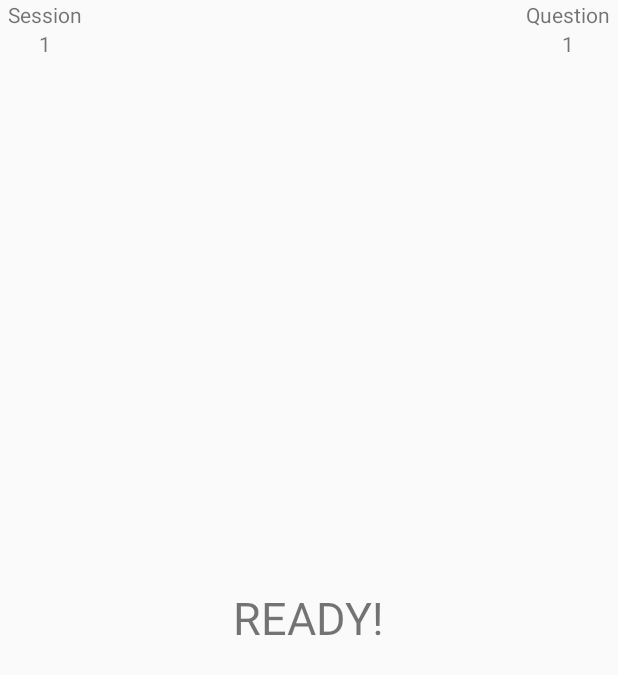
After one commit to danjphill/game_show_buzzer, an Android app: the layout buzzer_activity.xml on its own in the app's theme, with its tools: preview values and no code run, on a phone screen of 412 x 824 dp. The commit adds this screen. Shown: the top 675 px of the screen. Run offline under Robolectric (Android 15) with nearby library versions, the phone set to English and light mode, and no system bars.

Commit message:
created basic layout flows

```diff
--- a/Android/app/src/main/res/layout/activity_main.xml
+++ b/Android/app/src/main/res/layout/activity_main.xml
@@ -39,7 +39,7 @@
 
     </studio.carbonylgroup.textfieldboxes.TextFieldBoxes>
     <mehdi.sakout.fancybuttons.FancyButton
-        android:id="@+id/btn_spotify"
+        android:id="@+id/main_next"
         android:layout_width="200dp"
         android:layout_height="60dp"
         android:paddingBottom="10dp"
@@ -52,7 +52,7 @@
         fancy:fb_focusColor="#b6b6b6"
         fancy:fb_iconPosition="left"
         fancy:fb_radius="5dp"
-        fancy:fb_text="CONNECT"
+        fancy:fb_text="NEXT"
         fancy:fb_textColor="#FFFFFF"
         android:textSize="20dp"
         android:layout_centerInParent="true"
--- /dev/null
+++ b/Android/app/src/main/res/layout/buzzer_activity.xml
@@ -0,0 +1,51 @@
+<?xml version="1.0" encoding="utf-8"?>
+<RelativeLayout
+    xmlns:android="http://schemas.android.com/apk/res/android" android:layout_width="match_parent"
+    android:layout_height="match_parent">
+
+  <RelativeLayout
+      android:layout_width="match_parent"
+      android:layout_height="wrap_content"
+      android:orientation="horizontal">
+      <LinearLayout
+          android:paddingStart="5dp"
+          android:layout_width="wrap_content"
+          android:layout_height="wrap_content"
+          android:orientation="vertical">
+          <TextView
+              android:layout_width="wrap_content"
+              android:layout_height="wrap_content"
+              android:text="Session"/>
+          <TextView
+              android:layout_width="wrap_content"
+              android:layout_height="wrap_content"
+              android:layout_gravity="center"
+              android:text="1"/>
+      </LinearLayout>
+      <LinearLayout
+          android:paddingEnd="5dp"
+          android:layout_width="wrap_content"
+          android:layout_height="wrap_content"
+          android:layout_alignParentEnd="true"
+          android:orientation="vertical">
+      <TextView
+          android:layout_width="wrap_content"
+          android:layout_height="wrap_content"
+          android:layout_gravity="right"
+          android:layout_alignParentEnd="true"
+          android:text="Question"/>
+          <TextView
+              android:layout_width="wrap_content"
+              android:layout_height="wrap_content"
+              android:layout_alignParentEnd="true"
+              android:layout_gravity="center"
+              android:text="1"/>
+      </LinearLayout>
+  </RelativeLayout>
+    <TextView
+        android:layout_width="wrap_content"
+        android:layout_height="wrap_content"
+        android:layout_centerInParent="true"
+        android:textSize="30dp"
+        android:text="READY!"/>
+</RelativeLayout>
```
Also changed, not shown: Android/app/src/main/res/layout/enter_ip.xml (+68 -34 lines), Android/app/src/main/res/layout/ip_entry_menu.xml (added, +47 -0 lines), Android/app/src/main/res/mipmap-anydpi-v26/ip_address_icon.png (added), 1 other file.
